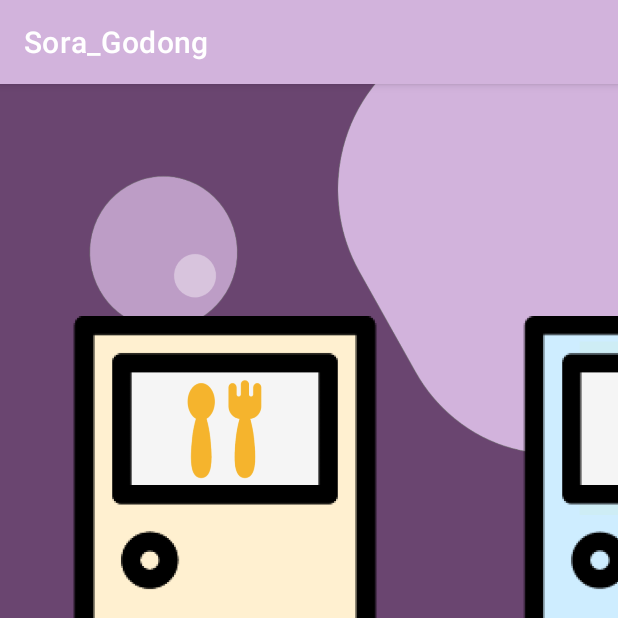
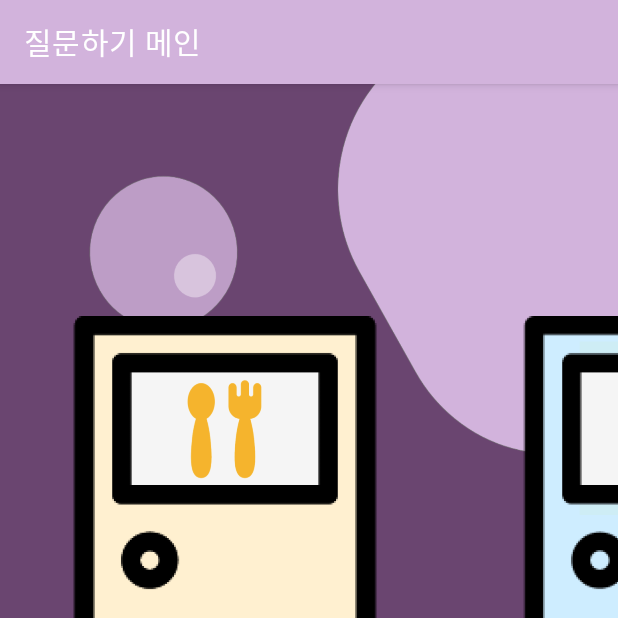
Before and after one commit to yeonwoo1125/Sora_Godong, an Android app: the AskMain screen opened directly, with no data from a screen before it, on a phone screen of 412 x 824 dp, the top half of it. Run offline under Robolectric (Android 15) with nearby library versions, the phone set to English and light mode, and no system bars.

Commit message:
질문에 대한 답변 받기 activity

```diff
--- a/app/src/main/AndroidManifest.xml
+++ b/app/src/main/AndroidManifest.xml
@@ -26,6 +26,7 @@
         <activity android:name=".AskFood"/>
         <activity android:name=".AskStudy"/>
         <activity android:name=".AskMoney"/>
+        <activity android:name=".AskReAnswer"/>
     </application>
 
 </manifest>
--- a/app/src/main/java/mirim/msg/sora_godong/AskAnswer.java
+++ b/app/src/main/java/mirim/msg/sora_godong/AskAnswer.java
@@ -35,7 +35,7 @@ public class AskAnswer extends AppCompatActivity {
         btn_go_ask.setOnClickListener(new View.OnClickListener() {
             @Override
             public void onClick(View v) {
-                Intent intent = new Intent(getApplicationContext(), AskMain.class);
+                Intent intent = new Intent(getApplicationContext(), AskReAnswer.class);
                 startActivity(intent);
                 finish();
             }
--- a/app/src/main/java/mirim/msg/sora_godong/AskMain.java
+++ b/app/src/main/java/mirim/msg/sora_godong/AskMain.java
@@ -2,10 +2,12 @@ package mirim.msg.sora_godong;
 
 import android.content.Intent;
 import android.os.Bundle;
+import android.view.MenuItem;
 import android.view.View;
 import android.widget.ImageView;
 import android.widget.LinearLayout;
 
+import androidx.annotation.NonNull;
 import androidx.appcompat.app.AppCompatActivity;
 
 public class AskMain extends AppCompatActivity {
@@ -16,6 +18,9 @@ public class AskMain extends AppCompatActivity {
     protected void onCreate(Bundle savedInstanceState) {
         super.onCreate(savedInstanceState);
         setContentView(R.layout.activity_ask_main);
+
+        getSupportActionBar().setDisplayHomeAsUpEnabled(false);
+        getSupportActionBar().setTitle("질문하기 메인");
 
         food = findViewById(R.id.ask_food);
         study = findViewById(R.id.ask_study);
--- /dev/null
+++ b/app/src/main/java/mirim/msg/sora_godong/AskReAnswer.java
@@ -0,0 +1,31 @@
+package mirim.msg.sora_godong;
+
+import android.content.Intent;
+import android.os.Bundle;
+import android.view.View;
+import android.widget.Button;
+
+import androidx.appcompat.app.AppCompatActivity;
+
+public class AskReAnswer extends AppCompatActivity {
+    //    1번작업
+    Button btn_save;
+
+    @Override
+    protected void onCreate(Bundle savedInstanceState) {
+        super.onCreate(savedInstanceState);
+        setContentView(R.layout.activity_ask_re_answer);
+
+        btn_save = findViewById(R.id.btn_save);
+
+        btn_save.setOnClickListener(new View.OnClickListener() {
+            @Override
+            public void onClick(View v) {
+                Intent intent = new Intent(getApplicationContext(), Calendar.class);
+                startActivity(intent);
+                finish();
+            }
+        });
+    }
+
+}
--- /dev/null
+++ b/app/src/main/res/layout-v21/activity_ask_main.xml
@@ -0,0 +1,150 @@
+<?xml version="1.0" encoding="utf-8"?>
+<LinearLayout
+    xmlns:android="http://schemas.android.com/apk/res/android"
+    android:layout_width="match_parent"
+    android:layout_height="match_parent"
+    android:background="@drawable/background"
+    android:orientation="vertical">
+
+    <LinearLayout
+        android:layout_width="match_parent"
+        android:layout_height="0dp"
+        android:orientation="vertical"
+        android:layout_weight="8">
+        <HorizontalScrollView
+            android:layout_width="match_parent"
+            android:layout_height="wrap_content"
+            android:layout_marginTop="130dp">
+
+            <LinearLayout
+                android:layout_width="match_parent"
+                android:layout_height="400dp"
+                android:orientation="horizontal">
+
+                <LinearLayout
+                    android:layout_width="match_parent"
+                    android:layout_height="wrap_content"
+                    android:orientation="vertical">
+                    <ImageView
+                        android:id="@+id/ask_food"
+                        android:layout_width="300dp"
+                        android:layout_height="350dp"
+                        android:src="@drawable/ask_food" />
+                    <TextView
+                        android:layout_width="match_parent"
+                        android:layout_height="wrap_content"
+                        android:textColor="@color/white"
+                        android:textStyle="bold"
+                        android:textSize="30dp"
+                        android:gravity="center_horizontal"
+                        android:text="飮食 보살"/>
+                </LinearLayout>
+                <LinearLayout
+                    android:layout_width="match_parent"
+                    android:layout_height="wrap_content"
+                    android:orientation="vertical">
+                    <ImageView
+                        android:id="@+id/ask_study"
+                        android:layout_width="300dp"
+                        android:layout_height="350dp"
+                        android:src="@drawable/ask_study" />
+                    <TextView
+                        android:layout_width="match_parent"
+                        android:layout_height="wrap_content"
+                        android:textColor="@color/white"
+                        android:textStyle="bold"
+                        android:textSize="30dp"
+                        android:gravity="center_horizontal"
+                        android:text="學業 보살"/>
+                </LinearLayout>
+                <LinearLayout
+                    android:layout_width="match_parent"
+                    android:layout_height="wrap_content"
+                    android:orientation="vertical">
+                    <ImageView
+                        android:id="@+id/ask_love"
+                        android:layout_width="300dp"
+                        android:layout_height="350dp"
+                        android:src="@drawable/ask_love" />
+                    <TextView
+                        android:layout_width="match_parent"
+                        android:layout_height="wrap_content"
+                        android:textColor="@color/white"
+                        android:textStyle="bold"
+                        android:textSize="30dp"
+                        android:gravity="center_horizontal"
+                        android:text="舍廊 보살"/>
+                </LinearLayout>
+                <LinearLayout
+                    android:layout_width="match_parent"
+                    android:layout_height="wrap_content"
+                    android:orientation="vertical">
+                    <ImageView
+                        android:id="@+id/ask_money"
+                        android:layout_width="300dp"
+                        android:layout_height="350dp"
+                        android:src="@drawable/ask_money" />
+                    <TextView
+                        android:layout_width="match_parent"
+                        android:layout_height="wrap_content"
+                        android:textColor="@color/white"
+                        android:textStyle="bold"
+                        android:textSize="30dp"
+                        android:gravity="center_horizontal"
+                        android:text="財物 보살"/>
+                </LinearLayout>
+            </LinearLayout>
+        </HorizontalScrollView>
+    </LinearLayout>
+    <LinearLayout
+        android:layout_width="match_parent"
+        android:layout_height="0dp"
+        android:layout_weight="1"
+        android:orientation="horizontal"
+        android:background="#80000000">
+        <LinearLayout
+            android:id="@+id/linear1"
+            android:layout_width="0dp"
+            android:layout_height="match_parent"
+            android:layout_weight="1"
+            android:background="@color/white"
+            android:layout_marginRight="1dp"
+            android:gravity="center"
+            android:orientation="vertical">
+            <ImageView
+                android:layout_width="wrap_content"
+                android:layout_height="wrap_content"
+                android:src="@drawable/menu1"
+                android:alpha="0.5"/>
+        </LinearLayout>
+        <LinearLayout
+            android:id="@+id/linear2"
+            android:layout_width="0dp"
+            android:layout_height="match_parent"
+            android:layout_weight="1"
+            android:background="@color/white"
+            android:gravity="center"
+            android:orientation="vertical">
+            <ImageView
+                android:layout_width="wrap_content"
+                android:layout_height="wrap_content"
+                android:src="@drawable/menu2"
+                android:alpha="0.5"/>
+        </LinearLayout>
+        <LinearLayout
+            android:id="@+id/linear3"
+            android:layout_width="0dp"
+            android:layout_height="match_parent"
+            android:layout_weight="1"
+            android:background="@color/white"
+            android:layout_marginLeft="1dp"
+            android:gravity="center"
+            android:orientation="vertical">
+            <ImageView
+                android:layout_width="wrap_content"
+                android:layout_height="wrap_content"
+                android:src="@drawable/menu3"
+                />
+        </LinearLayout>
+    </LinearLayout>
+</LinearLayout>
--- a/app/src/main/res/layout/activity_ask_answer.xml
+++ b/app/src/main/res/layout/activity_ask_answer.xml
@@ -48,7 +48,7 @@
             android:layout_height="wrap_content"
             android:layout_marginTop="100px"
             android:background="@drawable/ask_radius"
-            android:text="다시 질문하기"
+            android:text="답변하기"
             android:textColor="@color/black"
             android:textStyle="bold"
             app:backgroundTint="#D2B3DC"
--- /dev/null
+++ b/app/src/main/res/layout/activity_ask_re_answer.xml
@@ -0,0 +1,38 @@
+<?xml version="1.0" encoding="utf-8"?>
+<LinearLayout xmlns:android="http://schemas.android.com/apk/res/android"
+    android:layout_width="match_parent"
+    android:layout_height="match_parent"
+    xmlns:app="http://schemas.android.com/apk/res-auto"
+    android:orientation="vertical"
+    android:background="@drawable/ask_background">
+
+    <TextView
+        android:layout_width="700px"
+        android:layout_height="120px"
+        android:background="@drawable/ask_radius_2"
+        android:backgroundTint="@color/white"
+        android:layout_gravity="center"
+        android:textSize="45px"
+        android:layout_marginTop="520dp"
+        android:gravity="center"
+        android:textStyle="bold"
+        android:text="나의 답변이 어때?"/>
+
+    <LinearLayout
+        android:layout_width="match_parent"
+        android:layout_height="wrap_content"
+        android:orientation="vertical">
+
+        <Button
+            android:id="@+id/btn_save"
+            android:layout_width="400px"
+            android:layout_height="wrap_content"
+            android:layout_gravity="center_horizontal"
+            android:layout_marginTop="100px"
+            android:background="@drawable/ask_radius"
+            android:text="저장하기"
+            android:textColor="@color/black"
+            android:textStyle="bold"
+            app:backgroundTint="#D2B3DC" />
+    </LinearLayout>
+</LinearLayout>
```
